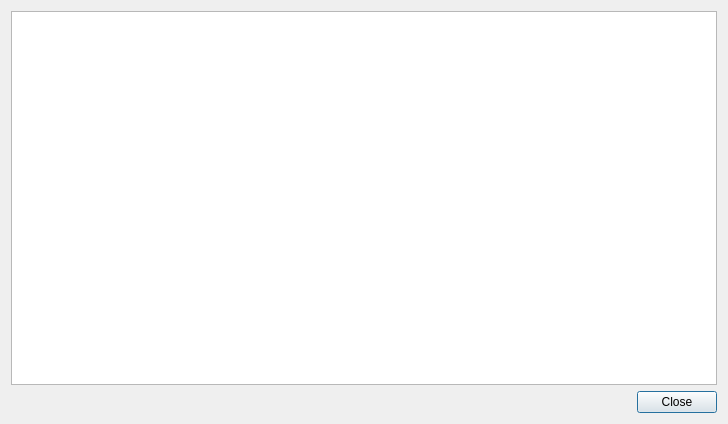
ma7t3/ScheduleMaster, file Dialogs/DlgFilehandler.ui: the form before one commit.
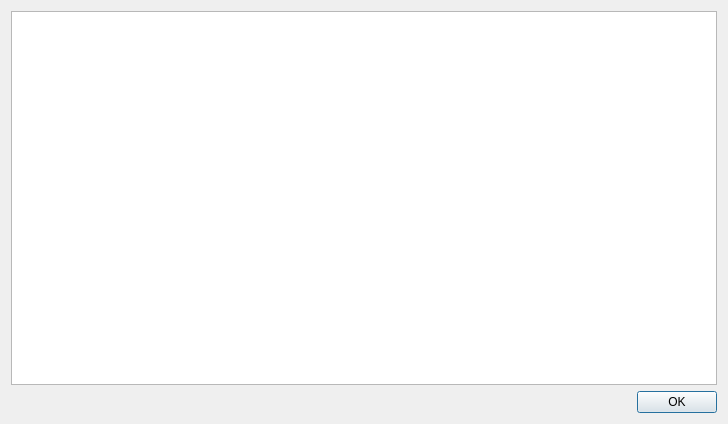
The form after the commit.

The edit to the form file:
```diff
--- a/Dialogs/DlgFilehandler.ui
+++ b/Dialogs/DlgFilehandler.ui
@@ -23,7 +23,7 @@
       <enum>Qt::Horizontal</enum>
      </property>
      <property name="standardButtons">
-      <set>QDialogButtonBox::Close</set>
+      <set>QDialogButtonBox::Ok</set>
      </property>
     </widget>
    </item>
```
Left out of the diff: 50 changed lines with no effect on the pictures.
